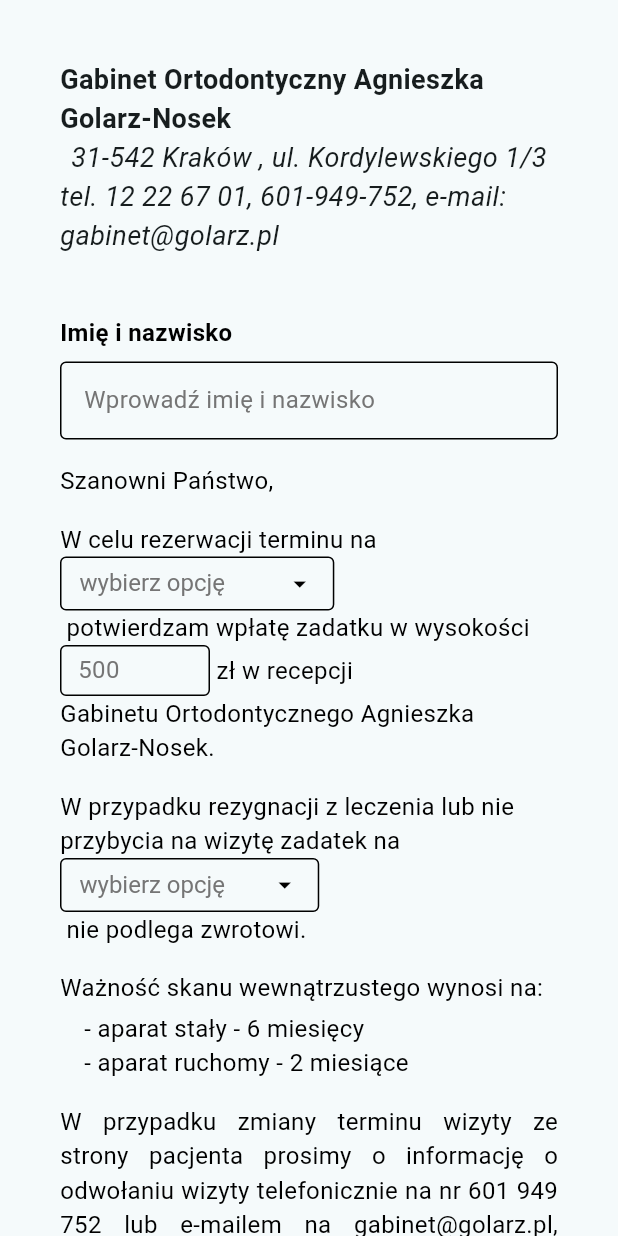
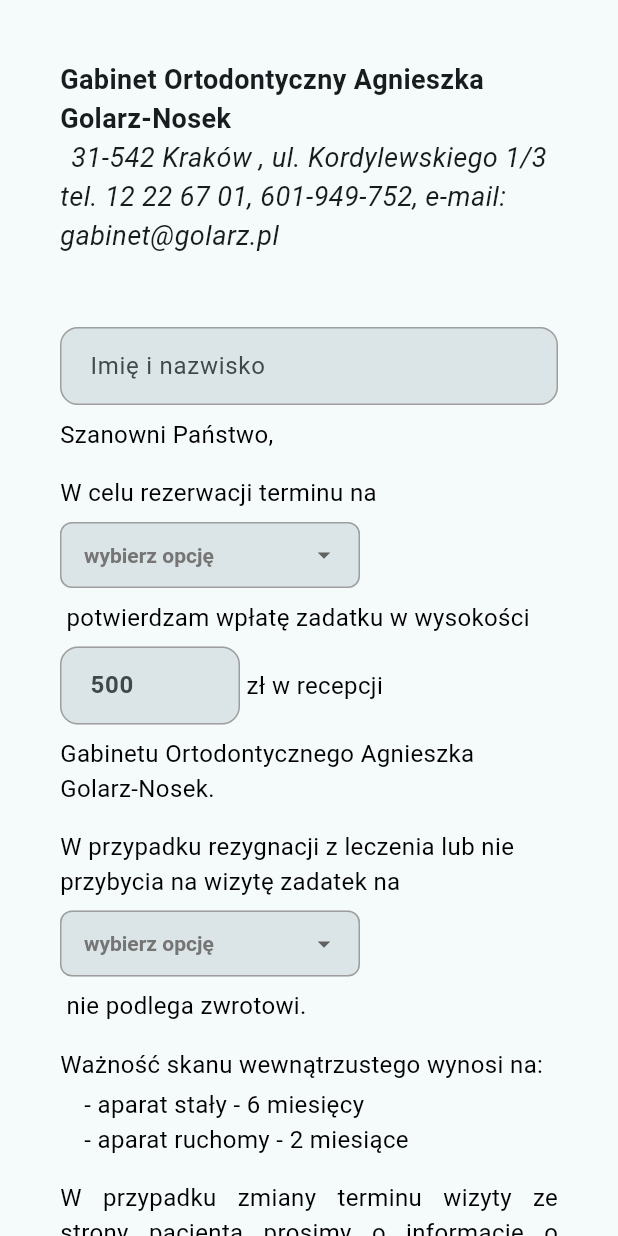
Before and after one commit to ruffaaw/formularze-stomatologia, a Flutter app: the ZadatekScreen screen opened directly, on a phone screen of 412 x 824 dp. Run offline on Flutter 3.47's test engine with Material 3 defaults, Android fonts, the phone set to English and light mode, and no system bars; missing offline and left inert: syncfusion_flutter_signaturepad; statements that could not run were skipped.

Commit message:
feat: updates

```diff
--- a/lib/main.dart
+++ b/lib/main.dart
@@ -1,7 +1,7 @@
 import 'package:flutter/material.dart';
 // import 'package:formularze/screens/zadatek_screen.dart';
-// import 'package:formularze/screens/ankieta_screen.dart';
-import 'package:formularze/screens/treatment_plan_screen.dart';
+import 'package:formularze/screens/patient_questionnaire_screen.dart';
+// import 'package:formularze/screens/treatment_plan_screen.dart';
 
 void main() {
   runApp(const MainApp());
@@ -13,13 +13,13 @@ class MainApp extends StatelessWidget {
   @override
   Widget build(BuildContext context) {
     return MaterialApp(
-      title: "Zadatek",
+      title: "TreatmentPlanScreen",
       theme: ThemeData(
         useMaterial3: true,
         colorScheme: ColorScheme.fromSeed(seedColor: Colors.grey.shade800),
       ),
 
-      home: const TreatmentPlanScreen(),
+      home: const PatientQuestionnaireScreen(),
     );
   }
 }
--- a/lib/screens/patient_questionnaire_screen.dart
+++ b/lib/screens/patient_questionnaire_screen.dart
@@ -520,9 +520,12 @@ class _PatientQuestionnaireScreenState
     String? Function(String?)? validator,
     String? hintText,
     int? maxLength,
-    int? maxLines = 1,
+    int maxLines = 1,
+    bool required = false,
   }) {
-    return Column(
+    return Padding(
+      padding: const EdgeInsets.symmetric(vertical: 8.0),
+      child: Column(
         crossAxisAlignment: CrossAxisAlignment.start,
         children: [
           if (label.isNotEmpty)
@@ -533,19 +536,49 @@ class _PatientQuestionnaireScreenState
           TextFormField(
             controller: _controllers[controllerKey],
             decoration: InputDecoration(
-            hintText: hintText,
+              hintText:
+                  hintText ??
+                  (_selectedLanguage == 'pl'
+                      ? 'Wprowadź $label...'
+                      : 'Enter $label...'),
+              floatingLabelBehavior: FloatingLabelBehavior.auto,
               border: const OutlineInputBorder(),
+              enabledBorder: OutlineInputBorder(
+                borderRadius: BorderRadius.circular(12),
+                borderSide: const BorderSide(color: Colors.grey),
+              ),
+              focusedBorder: OutlineInputBorder(
+                borderRadius: BorderRadius.circular(12),
+                borderSide: BorderSide(
+                  color: Theme.of(context).colorScheme.primary,
+                  width: 2,
+                ),
+              ),
+              filled: true,
+              fillColor: Theme.of(context).colorScheme.surfaceVariant,
+              contentPadding: const EdgeInsets.symmetric(
+                vertical: 14,
+                horizontal: 16,
+              ),
               isDense: true,
-            contentPadding: const EdgeInsets.all(12),
-          ),
+            ),
+            style: const TextStyle(fontSize: 16),
             keyboardType: keyboardType,
             inputFormatters: inputFormatters,
-          validator: validator,
+            validator:
+                validator ??
+                (required
+                    ? (value) => value?.trim().isEmpty ?? true
+                          ? _selectedLanguage == 'pl'
+                                ? 'Pole wymagane'
+                                : "Required field"
+                          : null
+                    : null),
             maxLength: maxLength,
             maxLines: maxLines,
           ),
-        const SizedBox(height: 16),
-      ],
+        ],
+      ),
     );
   }
 
@@ -896,12 +929,14 @@ class _PatientQuestionnaireScreenState
               _buildTextFormField(
                 label: _t('guardianInfo'),
                 controllerKey: 'patientGuardian',
+                hintText: "",
                 maxLines: 1,
               ),
 
               _buildTextFormField(
                 label: _t('guardianAddress'),
                 controllerKey: 'patientGuardianStreet',
+                hintText: "",
                 maxLines: 2,
               ),
 
@@ -1422,11 +1457,12 @@ class _PatientQuestionnaireScreenState
                       height: 200,
                       width: 400,
                       decoration: BoxDecoration(
-                        border: Border.all(color: Colors.black, width: 2),
+                        color: Colors.white,
+                        border: Border.all(color: Colors.black, width: 1),
                       ),
                       child: SfSignaturePad(
                         key: _signaturePadKey,
-                        minimumStrokeWidth: 4,
+                        minimumStrokeWidth: 2,
                         maximumStrokeWidth: 3,
                         strokeColor: Colors.black,
                       ),
--- a/lib/screens/zadatek_screen.dart
+++ b/lib/screens/zadatek_screen.dart
@@ -57,38 +57,55 @@ class _ZadatekScreenState extends State<ZadatekScreen> {
   }
 
   Widget _buildAmountField({
-    TextEditingController? controller,
+    required TextEditingController? controller,
     required String price,
+    bool required = false,
   }) {
-    return SizedBox(
-      width: inputFieldWidth,
-      child: TextField(
+    return Padding(
+      padding: const EdgeInsets.symmetric(vertical: 8.0),
+      child: SizedBox(
+        width: 120, // Możesz dostosować szerokość
+        child: TextFormField(
           controller: controller,
           keyboardType: TextInputType.number,
           inputFormatters: [
             FilteringTextInputFormatter.allow(RegExp(r'^\d*\,?\d{0,2}')),
           ],
-        style: baseTextStyle.copyWith(fontWeight: FontWeight.bold),
           decoration: InputDecoration(
+            hintText: price,
+            floatingLabelBehavior: FloatingLabelBehavior.auto,
+            border: const OutlineInputBorder(),
             enabledBorder: OutlineInputBorder(
-            borderSide: BorderSide(color: Colors.black),
+              borderRadius: BorderRadius.circular(12),
+              borderSide: const BorderSide(color: Colors.grey),
             ),
             focusedBorder: OutlineInputBorder(
-            borderSide: BorderSide(color: Colors.black, width: 1.5),
+              borderRadius: BorderRadius.circular(12),
+              borderSide: BorderSide(
+                color: Theme.of(context).colorScheme.primary,
+                width: 2,
+              ),
             ),
             errorBorder: OutlineInputBorder(
-            borderSide: BorderSide(color: Colors.red, width: 1.5),
-          ),
-          border: const OutlineInputBorder(),
-          isDense: true,
-          contentPadding: inputPadding,
-          hint: Text(
-            price,
-            style: baseTextStyle.copyWith(
-              color: Colors.grey.shade600,
-              height: 1.0,
+              borderRadius: BorderRadius.circular(12),
+              borderSide: BorderSide(
+                color: Theme.of(context).colorScheme.error,
+                width: 1.5,
               ),
             ),
+            filled: true,
+            fillColor: Theme.of(context).colorScheme.surfaceVariant,
+            contentPadding: const EdgeInsets.symmetric(
+              vertical: 14,
+              horizontal: 16,
+            ),
+            isDense: true,
+          ),
+          style: const TextStyle(fontSize: 16, fontWeight: FontWeight.bold),
+          validator: required
+              ? (value) =>
+                    value?.trim().isEmpty ?? true ? 'Pole wymagane' : null
+              : null,
         ),
       ),
     );
@@ -96,52 +113,48 @@ class _ZadatekScreenState extends State<ZadatekScreen> {
 
   Widget _buildPatientNameField() {
     return Padding(
-      padding: const EdgeInsets.only(bottom: 16.0),
-      child: Column(
-        crossAxisAlignment: CrossAxisAlignment.start,
-        children: [
-          Text(
-            "Imię i nazwisko",
-            style: baseTextStyle.copyWith(fontWeight: FontWeight.bold),
-          ),
-          const SizedBox(height: 8),
-          TextFormField(
+      padding: const EdgeInsets.symmetric(vertical: 8.0),
+      child: TextFormField(
         controller: patientNameController,
         decoration: InputDecoration(
+          labelText: "Imię i nazwisko",
+          hintText: "Wprowadź imię i nazwisko",
+          floatingLabelBehavior: FloatingLabelBehavior.auto,
+          border: const OutlineInputBorder(),
           enabledBorder: OutlineInputBorder(
-                borderSide: BorderSide(color: Colors.black),
+            borderRadius: BorderRadius.circular(12),
+            borderSide: const BorderSide(color: Colors.grey),
           ),
           focusedBorder: OutlineInputBorder(
-                borderSide: BorderSide(color: Colors.black, width: 1.5),
+            borderRadius: BorderRadius.circular(12),
+            borderSide: BorderSide(
+              color: Theme.of(context).colorScheme.primary,
+              width: 2,
+            ),
           ),
           errorBorder: OutlineInputBorder(
-                borderSide: BorderSide(color: Colors.red, width: 1.5),
-              ),
-              border: const OutlineInputBorder(),
-              contentPadding: const EdgeInsets.symmetric(
-                horizontal: 12,
-                vertical: 14,
-              ),
-              hint: Text(
-                "Wprowadź imię i nazwisko",
-                style: baseTextStyle.copyWith(
-                  color: Colors.grey.shade600,
-                  height: 1.0,
+            borderRadius: BorderRadius.circular(12),
+            borderSide: BorderSide(
+              color: Theme.of(context).colorScheme.error,
+              width: 1.5,
             ),
           ),
-              isDense: true,
+          filled: true,
+          fillColor: Theme.of(context).colorScheme.surfaceVariant,
+          contentPadding: const EdgeInsets.symmetric(
+            vertical: 14,
+            horizontal: 16,
           ),
-            style: baseTextStyle,
+        ),
+        style: const TextStyle(fontSize: 16),
         validator: (value) {
-              if (value == null || value.isEmpty) {
+          if (value == null || value.trim().isEmpty) {
             return 'To pole jest wymagane';
           }
           return null;
         },
         autofocus: false,
         textCapitalization: TextCapitalization.words,
-          ),
-        ],
       ),
     );
   }
@@ -151,50 +164,67 @@ class _ZadatekScreenState extends State<ZadatekScreen> {
     required List<Map<String, String>> items,
     required ValueChanged<String?> onChanged,
     String hintText = 'wybierz opcję',
+    bool required = false,
   }) {
-    return Container(
-      height: 36,
-      decoration: BoxDecoration(
-        border: Border.all(color: Colors.black, width: 1.0),
-        borderRadius: BorderRadius.circular(4.0),
+    return Padding(
+      padding: const EdgeInsets.symmetric(vertical: 8.0),
+      child: SizedBox(
+        width: 200,
+        child: DropdownButtonFormField<String>(
+          value: value,
+          decoration: InputDecoration(
+            contentPadding: const EdgeInsets.symmetric(
+              horizontal: 12,
+              vertical: 10,
             ),
-      child: Padding(
-        padding: const EdgeInsets.symmetric(horizontal: 12.0),
-        child: DropdownButtonHideUnderline(
-          child: DropdownButton<String>(
-            value: value,
+            border: OutlineInputBorder(
+              borderRadius: BorderRadius.circular(8),
+              borderSide: const BorderSide(color: Colors.grey),
+            ),
+            enabledBorder: OutlineInputBorder(
+              borderRadius: BorderRadius.circular(8),
+              borderSide: const BorderSide(color: Colors.grey),
+            ),
+            focusedBorder: OutlineInputBorder(
+              borderRadius: BorderRadius.circular(8),
+              borderSide: BorderSide(
+                color: Theme.of(context).colorScheme.primary,
+                width: 1.5,
+              ),
+            ),
+            errorBorder: OutlineInputBorder(
+              borderRadius: BorderRadius.circular(8),
+              borderSide: BorderSide(
+                color: Theme.of(context).colorScheme.error,
+                width: 1.5,
+              ),
+            ),
+            filled: true,
+            fillColor: Theme.of(context).colorScheme.surfaceVariant,
+            isDense: true,
+          ),
           hint: Text(
             hintText,
-              style: baseTextStyle.copyWith(
-                fontWeight: FontWeight.normal,
-                color: Colors.grey.shade600,
-                height: 1.0,
+            style: TextStyle(fontSize: 14, color: Colors.grey.shade600),
           ),
+          style: const TextStyle(
+            fontSize: 14,
+            color: Colors.black,
+            fontWeight: FontWeight.bold,
           ),
-            isDense: true,
-            style: baseTextStyle.copyWith(
-              fontWeight: FontWeight.bold,
-              color: Colors.black,
-              height: 1.0,
-            ),
-            borderRadius: BorderRadius.circular(4),
-            icon: const Icon(
-              Icons.arrow_drop_down,
-              color: Colors.black,
-              size: 20,
-            ),
-            dropdownColor: Colors.white,
+          icon: const Icon(Icons.arrow_drop_down, size: 20),
+          dropdownColor: Theme.of(context).colorScheme.surfaceVariant,
+          borderRadius: BorderRadius.circular(8),
           items: items.map((item) {
-              return DropdownMenuItem(
+            return DropdownMenuItem<String>(
               value: item["value"],
-                child: Text(
-                  item["label"]!,
-                  style: baseTextStyle.copyWith(height: 1.0),
-                ),
+              child: Text(item["label"]!, style: const TextStyle(fontSize: 14)),
             );
           }).toList(),
           onChanged: onChanged,
-          ),
+          validator: required
+              ? (value) => value == null ? 'Wymagane' : null
+              : null,
         ),
       ),
     );
@@ -339,11 +369,12 @@ class _ZadatekScreenState extends State<ZadatekScreen> {
                     height: 200,
                     width: 400,
                     decoration: BoxDecoration(
-                      border: Border.all(color: Colors.black, width: 2),
+                      color: Colors.white,
+                      border: Border.all(color: Colors.black, width: 1),
                     ),
                     child: SfSignaturePad(
                       key: _signaturePadKey,
-                      minimumStrokeWidth: 4,
+                      minimumStrokeWidth: 2,
                       maximumStrokeWidth: 3,
                       strokeColor: Colors.black,
                     ),
```
Lines whose indentation alone changed are shown as unchanged.
